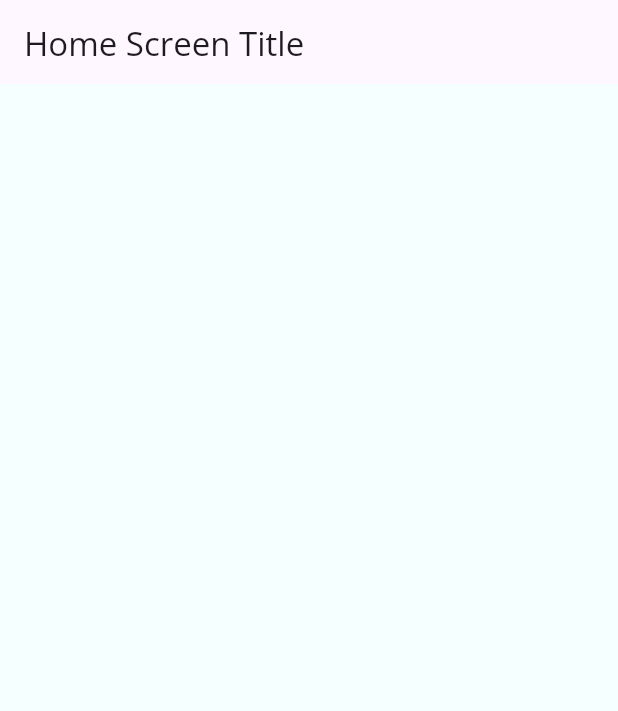
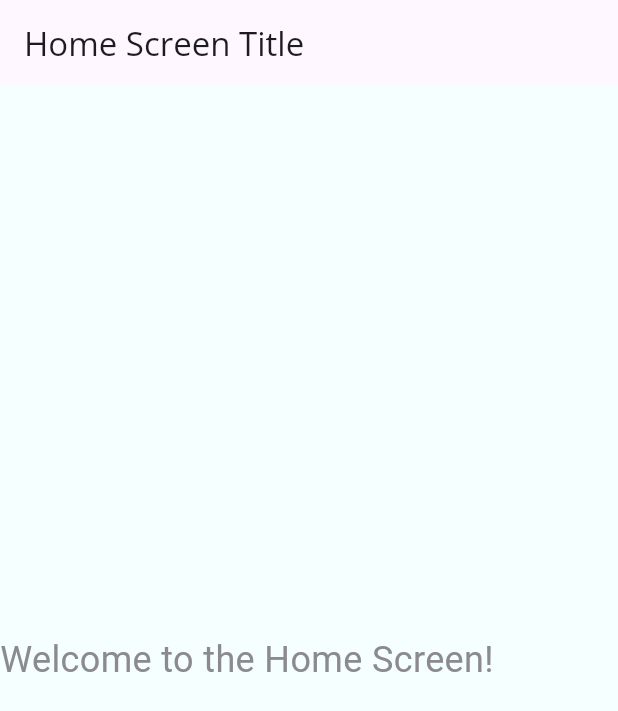
Before and after one commit to subair71/portfolio, a Flutter app: the screen it shows after launch, on a phone screen of 412 x 824 dp. Shown: the top 711 px of the screen. Run offline on Flutter 3.47's test engine with Material 3 defaults, Android fonts, the light colour scheme and no system bars; our stand-ins replace flutter_svg, font_awesome_flutter, get, google_fonts, photo_view.

Commit message:
tests updated9

```diff
--- a/lib/main.dart
+++ b/lib/main.dart
@@ -38,9 +38,12 @@ class HomeScreen extends StatelessWidget {
         title: const Text('Home Screen Title'),
       ),
       body: Center(
-        child: Text(
-          'Welcome to the Home Screen!',
-          style: TextStyle(fontSize: 2400),
+        child: Container(
+          width:10000,
+          child: Text(
+            'Welcome to the Home Screen!',
+            style: TextStyle(fontSize: 24),
+          ),
         ),
       ),
     );
```
